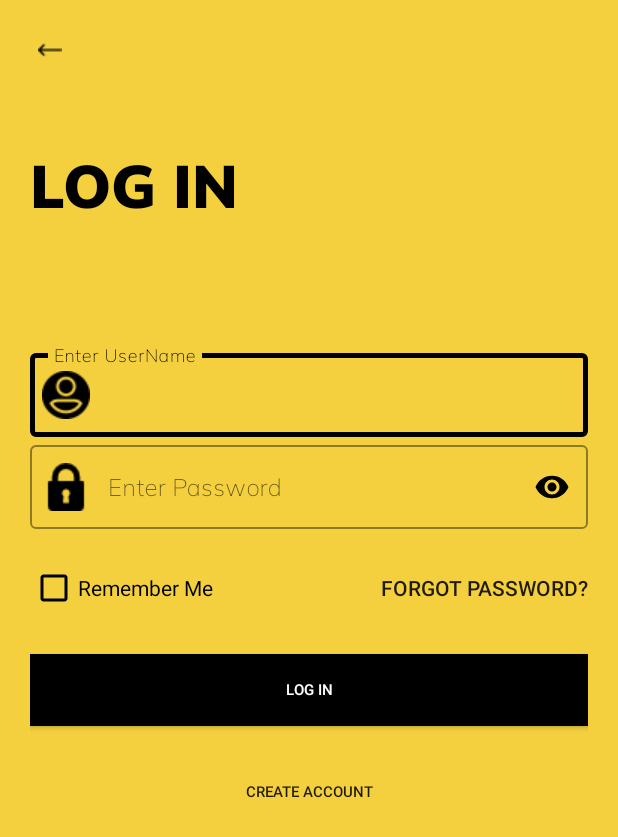
After one commit to VictorOpere/City-Guild, an Android app: the Login screen opened directly, with no data from a screen before it, on a phone screen of 412 x 824 dp. The commit adds this screen. Shown: the top 837 px of the screen. Run offline under Robolectric (Android 15) with nearby library versions, the phone set to English and light mode, and no system bars; Roboto replaces fonts that are not available here.

Commit message:
just done with ux for login screen

```diff
--- a/app/src/main/AndroidManifest.xml
+++ b/app/src/main/AndroidManifest.xml
@@ -9,7 +9,8 @@
         android:roundIcon="@mipmap/ic_launcher_round"
         android:supportsRtl="true"
         android:theme="@style/AppTheme">
-        <activity android:name=".Common.LoginSignup.RetailerStartUpScreen"></activity>
+        <activity android:name=".Common.LoginSignup.Login"></activity>
+        <activity android:name=".Common.LoginSignup.RetailerStartUpScreen" />
         <activity android:name=".User.AllCategories" />
         <activity android:name=".Common.Onboarding">
             <intent-filter>
--- /dev/null
+++ b/app/src/main/java/com/example/cityguild/Common/LoginSignup/Login.java
@@ -0,0 +1,19 @@
+package com.example.cityguild.Common.LoginSignup;
+
+import androidx.appcompat.app.AppCompatActivity;
+
+import android.os.Bundle;
+import android.view.WindowManager;
+
+import com.example.cityguild.R;
+
+
+public class Login extends AppCompatActivity {
+
+    @Override
+    protected void onCreate(Bundle savedInstanceState) {
+        super.onCreate(savedInstanceState);
+        getWindow().setFlags(WindowManager.LayoutParams.FLAG_FULLSCREEN, WindowManager.LayoutParams.FLAG_FULLSCREEN);
+        setContentView(R.layout.activity_retailer_login);
+    }
+}
--- a/app/src/main/java/com/example/cityguild/Common/LoginSignup/RetailerStartUpScreen.java
+++ b/app/src/main/java/com/example/cityguild/Common/LoginSignup/RetailerStartUpScreen.java
@@ -2,7 +2,11 @@ package com.example.cityguild.Common.LoginSignup;
 
 import androidx.appcompat.app.AppCompatActivity;
 
+import android.app.ActivityOptions;
+import android.content.Intent;
 import android.os.Bundle;
+import android.util.Pair;
+import android.view.View;
 import android.view.WindowManager;
 
 import com.example.cityguild.R;
@@ -15,5 +19,24 @@ public class RetailerStartUpScreen extends AppCompatActivity {
         super.onCreate(savedInstanceState);
         getWindow().setFlags(WindowManager.LayoutParams.FLAG_FULLSCREEN, WindowManager.LayoutParams.FLAG_FULLSCREEN);
         setContentView(R.layout.activity_retailer_start_up_screen);
+
+
+    }
+
+    public void callLoginScreen(View view){
+
+        Intent intent = new Intent(getApplicationContext(),Login.class);
+
+        Pair[] pairs = new Pair[1];
+
+        pairs[0] = new Pair<View,String>(findViewById(R.id.login_btn),"transition_login");
+
+        ActivityOptions options = ActivityOptions.makeSceneTransitionAnimation(RetailerStartUpScreen.this,pairs);
+
+        startActivity(intent,options.toBundle());
+
+
+
+
     }
 }
--- /dev/null
+++ b/app/src/main/res/layout/activity_retailer_login.xml
@@ -0,0 +1,137 @@
+<?xml version="1.0" encoding="utf-8"?>
+<ScrollView xmlns:android="http://schemas.android.com/apk/res/android"
+    xmlns:app="http://schemas.android.com/apk/res-auto"
+    xmlns:tools="http://schemas.android.com/tools"
+    android:layout_width="match_parent"
+    android:layout_height="match_parent"
+    tools:context=".Common.LoginSignup.Login"
+    android:background="@color/colorPrimary"
+    android:padding="20dp"
+    android:transitionName="transition_login">
+
+    <LinearLayout
+        android:layout_width="match_parent"
+        android:layout_height="wrap_content"
+        android:orientation="vertical">
+
+        <ImageView
+            android:id="@+id/login_back_button"
+            android:layout_width="wrap_content"
+            android:layout_height="wrap_content"
+            android:src="@drawable/myarrow"
+            android:padding="5dp"/>
+
+        <TextView
+            android:layout_width="wrap_content"
+            android:layout_height="wrap_content"
+            android:text="@string/login"
+            android:textColor="@color/black"
+            android:textSize="40sp"
+            android:fontFamily="@font/muli_black"
+            android:textAllCaps="true"
+            android:layout_marginTop="50dp"/>
+
+        <LinearLayout
+            android:layout_width="match_parent"
+            android:layout_height="wrap_content"
+            android:orientation="vertical"
+            android:layout_marginTop="80dp">
+
+            <com.google.android.material.textfield.TextInputLayout
+                android:layout_width="match_parent"
+                android:layout_height="wrap_content"
+                style="@style/Widget.MaterialComponents.TextInputLayout.OutlinedBox"
+                android:hint="@string/enter_username"
+                app:hintTextColor="@color/black"
+                app:boxStrokeColor="@color/black"
+                app:boxStrokeWidthFocused="3dp"
+                app:startIconDrawable="@drawable/loginuser"
+                app:startIconTint="@color/black"
+                app:endIconMode="clear_text"
+                app:endIconTint="@color/black">
+
+                <com.google.android.material.textfield.TextInputEditText
+                    android:layout_width="match_parent"
+                    android:layout_height="wrap_content"
+                    android:fontFamily="@font/muli_extralight"
+                    android:textColor="@color/black"
+                    android:inputType="text"/>
+
+
+            </com.google.android.material.textfield.TextInputLayout>
+
+
+            <com.google.android.material.textfield.TextInputLayout
+                android:layout_width="match_parent"
+                android:layout_height="wrap_content"
+                style="@style/Widget.MaterialComponents.TextInputLayout.OutlinedBox"
+                android:hint="@string/enter_password"
+                app:hintTextColor="@color/black"
+                app:boxStrokeColor="@color/black"
+                app:boxStrokeWidthFocused="3dp"
+                app:startIconDrawable="@drawable/lock"
+                app:startIconTint="@color/black"
+                app:endIconMode="password_toggle"
+                app:endIconTint="@color/black">
+
+                <com.google.android.material.textfield.TextInputEditText
+                    android:layout_width="match_parent"
+                    android:layout_height="wrap_content"
+                    android:fontFamily="@font/muli_extralight"
+                    android:textColor="@color/black"
+                    android:inputType="textPassword"/>
+
+
+            </com.google.android.material.textfield.TextInputLayout>
+
+
+            <RelativeLayout
+                android:layout_width="match_parent"
+                android:layout_height="wrap_content"
+                android:layout_marginTop="15dp">
+
+                <CheckBox
+                    android:layout_width="wrap_content"
+                    android:layout_height="wrap_content"
+                    style="@style/Widget.AppCompat.CompoundButton.CheckBox"
+                    android:text="@string/remember_me"
+                    android:buttonTint="@color/black"
+                    android:textColor="@color/black"
+                    android:layout_centerVertical="true"/>
+
+                <Button
+                    android:layout_width="wrap_content"
+                    android:layout_height="wrap_content"
+                    android:text="@string/forgot_password"
+                    android:background="#00000000"
+                    android:layout_alignParentEnd="true"/>
+            </RelativeLayout>
+
+            <Button
+                android:layout_width="match_parent"
+                android:layout_height="wrap_content"
+                android:text="@string/login"
+                android:background="@color/black"
+                android:textColor="@color/white"
+                android:textSize="10dp"
+                android:layout_marginTop="20dp"
+               />
+
+            <Button
+                android:layout_width="wrap_content"
+                android:layout_height="wrap_content"
+                android:text="Create Account"
+                android:background="#00000000"
+                android:textSize="10dp"
+                android:layout_marginTop="20dp"
+                android:layout_gravity="center"/>
+
+
+
+        </LinearLayout>
+
+
+
+    </LinearLayout>
+
+</ScrollView>
--- a/app/src/main/res/layout/activity_retailer_start_up_screen.xml
+++ b/app/src/main/res/layout/activity_retailer_start_up_screen.xml
@@ -54,7 +54,12 @@
                 android:layout_weight="1"
                 android:layout_marginRight="10dp"
                 android:background="@color/colorPrimary"
-                android:textColor="@color/black"/>
+                android:textColor="@color/black"
+                android:id="@+id/login_btn"
+                android:onClick="callLoginScreen"
+                android:transitionName="transition_login"/>
+
+
 
             <Button
                 android:layout_width="0dp"
@@ -63,7 +68,10 @@
                 android:layout_weight="1"
                 android:layout_marginLeft="10dp"
                 android:background="@color/colorPrimary"
-                android:textColor="@color/black"/>
+                android:textColor="@color/black"
+                android:id="@+id/signup_btn"
+                />
+
 
 
 
--- a/app/src/main/res/values/colors.xml
+++ b/app/src/main/res/values/colors.xml
@@ -4,6 +4,7 @@
     <color name="colorPrimaryDark">#3700B3</color>
     <color name="colorAccent">#03DAC5</color>
     <color name="black">#000</color>
+    <color name="white">#FDFEFE</color>
 
 
 <!--    dashboard colors-->
--- a/app/src/main/res/values/strings.xml
+++ b/app/src/main/res/values/strings.xml
@@ -59,7 +59,7 @@
     <string name="banking">Banking</string>
     <string name="shopping">Shopping</string>
 
-<!--    ToDo Sign Up  Screen Details-->
+    <!--    ToDo Sign Up  Screen Details-->
     <string name="signup">Sign Up</string>
     <string name="login">Log In</string>
     <string name="retailer_heading">Grow\nYour Business</string>
@@ -69,5 +69,11 @@
     <string name="remember_me">Remember Me</string>
     <string name="forget_password">Forget Password</string>
 
+<!--    Login Screen Details-->
+    <string name="enter_username">Enter UserName</string>
+    <string name="enter_password">Enter Password</string>
+    <string name="remember_password">Remember Password</string>
+    <string name="forgot_password">Forgot Password?</string>
+
 
 </resources>
--- a/app/src/main/res/values/styles.xml
+++ b/app/src/main/res/values/styles.xml
@@ -1,6 +1,6 @@
 <resources>
     <!-- Base application theme. -->
-    <style name="AppTheme" parent="Theme.AppCompat.Light.NoActionBar">
+    <style name="AppTheme" parent="Theme.MaterialComponents.Light.NoActionBar.Bridge">
         <!-- Customize your theme here. -->
         <item name="colorPrimary">@color/colorPrimary</item>
         <item name="colorPrimaryDark">@color/colorPrimaryDark</item>
```
Also changed, not shown: app/src/main/res/drawable/lock.png (added), app/src/main/res/drawable/loginuser.png (added).
